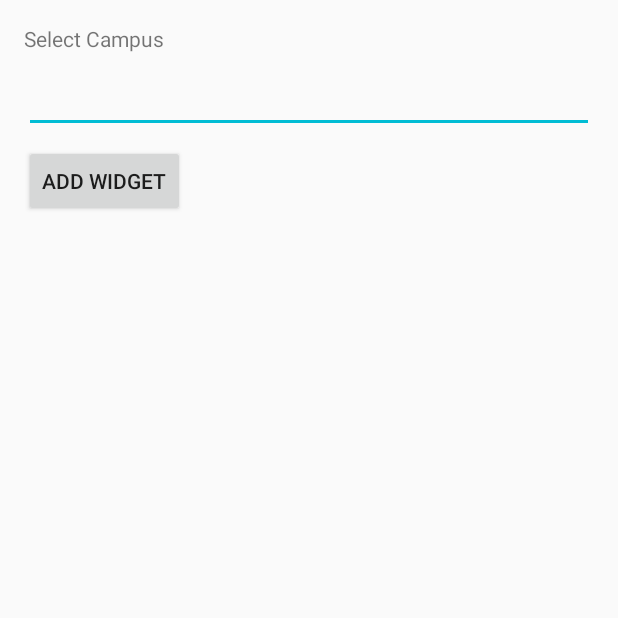
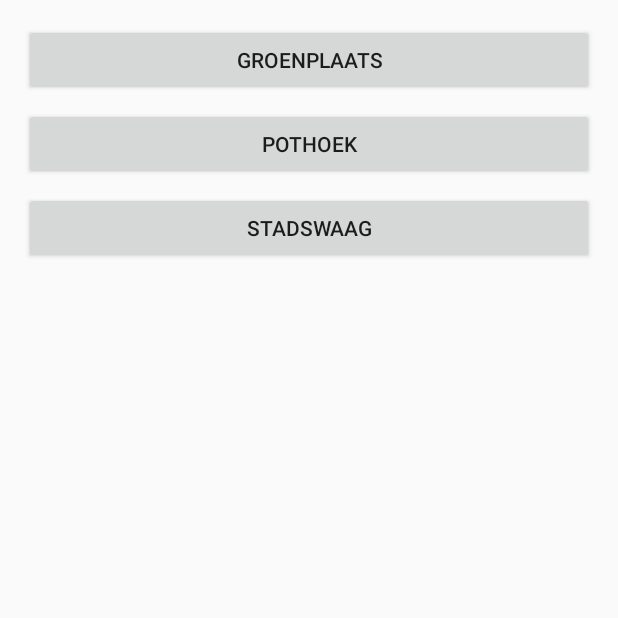
Before and after one commit to MarnixWyns/KDGPlanner-Android-Old, an Android app: the WidgetAvailableClassroomsConfigureActivity screen opened directly, with no data from a screen before it, on a phone screen of 412 x 824 dp, the top half of it. Run offline under Robolectric (Android 15) with nearby library versions, the phone set to English and light mode, and no system bars; network calls fail; 1 statement that could not run was skipped.

Commit message:
New database, fixed widget, etc...

```diff
--- a/app/src/main/AndroidManifest.xml
+++ b/app/src/main/AndroidManifest.xml
@@ -41,6 +41,8 @@
                 <action android:name="android.appwidget.action.APPWIDGET_CONFIGURE" />
             </intent-filter>
         </activity>
+
+        <service android:name=".Widgets.WidgetRemoteViewsService" android:permission="android.permission.BIND_REMOTEVIEWS"></service>
     </application>
 
 </manifest>
--- a/app/src/main/java/tech/cloverfield/kdgplanner/Widgets/WidgetAvailableClassroomsConfigureActivity.java
+++ b/app/src/main/java/tech/cloverfield/kdgplanner/Widgets/WidgetAvailableClassroomsConfigureActivity.java
@@ -7,6 +7,7 @@ import android.content.Intent;
 import android.content.SharedPreferences;
 import android.os.Bundle;
 import android.view.View;
+import android.widget.Button;
 import android.widget.EditText;
 
 import tech.cloverfield.kdgplanner.R;
@@ -17,28 +18,8 @@ import tech.cloverfield.kdgplanner.R;
 public class WidgetAvailableClassroomsConfigureActivity extends Activity {
 
     private static final String PREFS_NAME = "tech.cloverfield.kdgplanner.Widgets.WidgetAvailableClassrooms";
-    private static final String PREF_PREFIX_KEY = "appwidget_";
+    private static final String PREF_PREFIX_KEY = "kdg-planner-widget";
     int mAppWidgetId = AppWidgetManager.INVALID_APPWIDGET_ID;
-    EditText mAppWidgetText;
-    View.OnClickListener mOnClickListener = new View.OnClickListener() {
-        public void onClick(View v) {
-            final Context context = WidgetAvailableClassroomsConfigureActivity.this;
-
-            // When the button is clicked, store the string locally
-            String widgetText = mAppWidgetText.getText().toString();
-            saveTitlePref(context, mAppWidgetId, widgetText);
-
-            // It is the responsibility of the configuration activity to update the app widget
-            AppWidgetManager appWidgetManager = AppWidgetManager.getInstance(context);
-            WidgetAvailableClassrooms.updateAppWidget(context, appWidgetManager, mAppWidgetId);
-
-            // Make sure we pass back the original appWidgetId
-            Intent resultValue = new Intent();
-            resultValue.putExtra(AppWidgetManager.EXTRA_APPWIDGET_ID, mAppWidgetId);
-            setResult(RESULT_OK, resultValue);
-            finish();
-        }
-    };
 
     public WidgetAvailableClassroomsConfigureActivity() {
         super();
@@ -49,18 +30,6 @@ public class WidgetAvailableClassroomsConfigureActivity extends Activity {
         SharedPreferences.Editor prefs = context.getSharedPreferences(PREFS_NAME, 0).edit();
         prefs.putString(PREF_PREFIX_KEY + appWidgetId, text);
         prefs.apply();
-    }
-
-    // Read the prefix from the SharedPreferences object for this widget.
-    // If there is no preference saved, get the default from a resource
-    static String loadTitlePref(Context context, int appWidgetId) {
-        SharedPreferences prefs = context.getSharedPreferences(PREFS_NAME, 0);
-        String titleValue = prefs.getString(PREF_PREFIX_KEY + appWidgetId, null);
-        if (titleValue != null) {
-            return titleValue;
-        } else {
-            return context.getString(R.string.appwidget_text);
-        }
     }
 
     static void deleteTitlePref(Context context, int appWidgetId) {
@@ -78,8 +47,12 @@ public class WidgetAvailableClassroomsConfigureActivity extends Activity {
         setResult(RESULT_CANCELED);
 
         setContentView(R.layout.widget_available_classrooms_configure);
-        mAppWidgetText = (EditText) findViewById(R.id.appwidget_text);
-        findViewById(R.id.add_button).setOnClickListener(mOnClickListener);
+        Button groenplaatsBtn = (Button) findViewById(R.id.groenplaatsBtn);
+        Button pothoekBtn = (Button) findViewById(R.id.pothoekBtn);
+        Button stadswaagBtn = (Button) findViewById(R.id.stadswaagBtn);
+        groenplaatsBtn.setOnClickListener(buttonOnClickListener);
+        pothoekBtn.setOnClickListener(buttonOnClickListener);
+        stadswaagBtn.setOnClickListener(buttonOnClickListener);
 
         // Find the widget id from the intent.
         Intent intent = getIntent();
@@ -95,6 +68,26 @@ public class WidgetAvailableClassroomsConfigureActivity extends Activity {
             return;
         }
 
-        mAppWidgetText.setText(loadTitlePref(WidgetAvailableClassroomsConfigureActivity.this, mAppWidgetId));
+        //mAppWidgetText.setText(loadTitlePref(WidgetAvailableClassroomsConfigureActivity.this, mAppWidgetId));
     }
+
+    View.OnClickListener buttonOnClickListener = new View.OnClickListener() {
+        public void onClick(View v) {
+            final Context context = WidgetAvailableClassroomsConfigureActivity.this;
+
+            // When the button is clicked, store the string locally
+            String choice = ((Button) v).getText().toString();
+            saveTitlePref(context, mAppWidgetId, choice);
+
+            // It is the responsibility of the configuration activity to update the app widget
+            AppWidgetManager appWidgetManager = AppWidgetManager.getInstance(context);
+            WidgetAvailableClassrooms.updateAppWidget(context, appWidgetManager, mAppWidgetId);
+
+            // Make sure we pass back the original appWidgetId
+            Intent resultValue = new Intent();
+            resultValue.putExtra(AppWidgetManager.EXTRA_APPWIDGET_ID, mAppWidgetId);
+            setResult(RESULT_OK, resultValue);
+            finish();
+        }
+    };
 }
--- a/app/src/main/res/layout/widget_available_classrooms_configure.xml
+++ b/app/src/main/res/layout/widget_available_classrooms_configure.xml
@@ -1,27 +1,31 @@
 <?xml version="1.0" encoding="utf-8"?>
-<LinearLayout xmlns:android="http://schemas.android.com/apk/res/android"
+<ScrollView xmlns:android="http://schemas.android.com/apk/res/android"
     android:layout_width="match_parent"
     android:layout_height="wrap_content"
     android:orientation="vertical"
     android:padding="16dp">
-
-    <TextView
+    <LinearLayout
+        android:orientation="vertical"
+        android:layout_width="match_parent"
+        android:layout_height="wrap_content">
+        <Button
+            android:id="@+id/groenplaatsBtn"
             android:layout_width="match_parent"
             android:layout_height="wrap_content"
-        android:layout_marginBottom="8dp"
-        android:text="@string/configure" />
+            android:text="GROENPLAATS"
+            android:layout_marginBottom="8dp"/>
 
-    <EditText
-        android:id="@+id/appwidget_text"
+        <Button
+            android:id="@+id/pothoekBtn"
             android:layout_width="match_parent"
             android:layout_height="wrap_content"
-        android:inputType="text" />
+            android:text="POTHOEK"
+            android:layout_marginBottom="8dp"/>
 
         <Button
-        android:id="@+id/add_button"
-        android:layout_width="wrap_content"
+            android:id="@+id/stadswaagBtn"
+            android:layout_width="match_parent"
             android:layout_height="wrap_content"
-        android:layout_marginTop="8dp"
-        android:text="@string/add_widget" />
-
+            android:text="STADSWAAG"/>
     </LinearLayout>
+</ScrollView>
--- a/app/src/main/res/values/strings.xml
+++ b/app/src/main/res/values/strings.xml
@@ -21,4 +21,5 @@
     <string name="appwidget_text" translatable="false">Groenplaats</string>
     <string name="configure">Select Campus</string>
     <string name="add_widget">Add Widget</string>
+    <string name="widget_back">Settings</string>
 </resources>
```
Also changed, not shown: app/src/main/java/tech/cloverfield/kdgplanner/Main/Lokalen_DB.java (+9 -6 lines), app/src/main/java/tech/cloverfield/kdgplanner/Widgets/WidgetAvailableClassrooms.java (+57 -18 lines), app/src/main/java/tech/cloverfield/kdgplanner/Widgets/WidgetRemoteViewsFactory.java (added, +141 -0 lines), app/src/main/java/tech/cloverfield/kdgplanner/Widgets/WidgetRemoteViewsService.java (added, +13 -0 lines), app/src/main/res/layout/widget_available_classrooms.xml (+16 -11 lines), app/src/main/res/layout/widget_list_item.xml (added, +9 -0 lines), 1 other file. Lines whose indentation alone changed are shown as unchanged.
